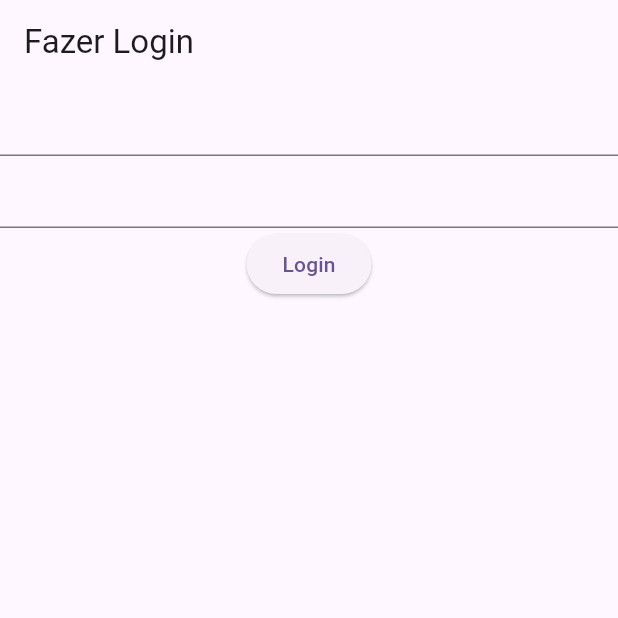
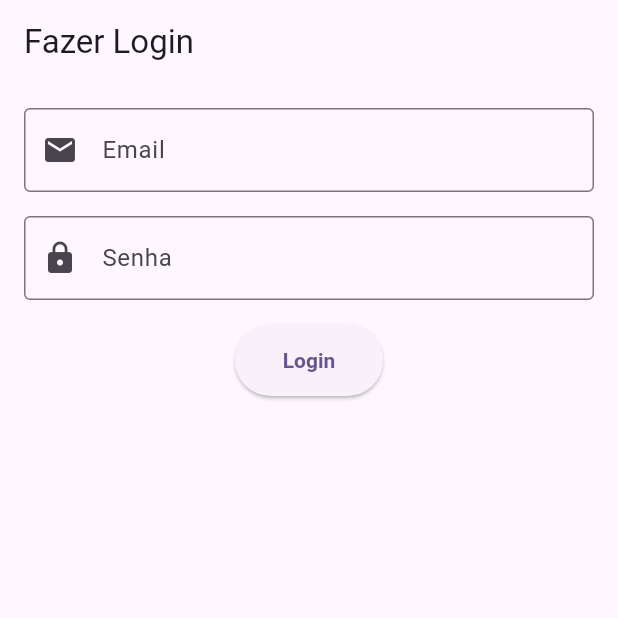
Before and after one commit to CaioSouzaC1/seat_scheduler-mobile, a Flutter app: the screen it shows after launch, on a phone screen of 412 x 824 dp, the top half of it. Run offline on Flutter 3.47's test engine with Material 3 defaults, Android fonts, the phone set to English and light mode, and no system bars; our stand-ins replace dio; accounts and stored records are empty.

Commit message:
<FEAT>[Form Styles]: add form initial styles

```diff
--- a/lib/pages/home_page.dart
+++ b/lib/pages/home_page.dart
@@ -25,6 +25,7 @@ class _HomePageState extends State<HomePage> {
         title: const Text('Fazer Login'),
       ),
       body: SingleChildScrollView(
+        padding: EdgeInsets.all(16.0),
         child: Form(
           key: formKey,
           child: Column(
@@ -35,6 +36,12 @@ class _HomePageState extends State<HomePage> {
                         ? "Email obrigatorio"
                         : null;
                   },
+                  decoration: InputDecoration(
+                      labelText: 'Email',
+                      border: OutlineInputBorder(),
+                      prefixIcon: Icon(Icons.email))),
+              const SizedBox(
+                height: 16,
               ),
               TextFormField(
                 validator: (value) {
@@ -42,12 +49,25 @@ class _HomePageState extends State<HomePage> {
                       ? "Senha obrigatorio"
                       : null;
                 },
+                decoration: InputDecoration(
+                    labelText: 'Senha',
+                    border: OutlineInputBorder(),
+                    prefixIcon: Icon(Icons.lock)),
+                obscureText: true,
+              ),
+              SizedBox(
+                height: 16,
               ),
               ElevatedButton(
                 onPressed: () {
                   final valid = formKey.currentState?.validate() ?? false;
                 },
-                  child: const Text("Login"))
+                child: const Text("Login"),
+                style: ElevatedButton.styleFrom(
+                    padding: EdgeInsets.symmetric(horizontal: 32, vertical: 16),
+                    textStyle:
+                        TextStyle(fontSize: 14, fontWeight: FontWeight.bold)),
+              ),
             ],
           ),
         ),
```
Lines whose indentation alone changed are shown as unchanged.
